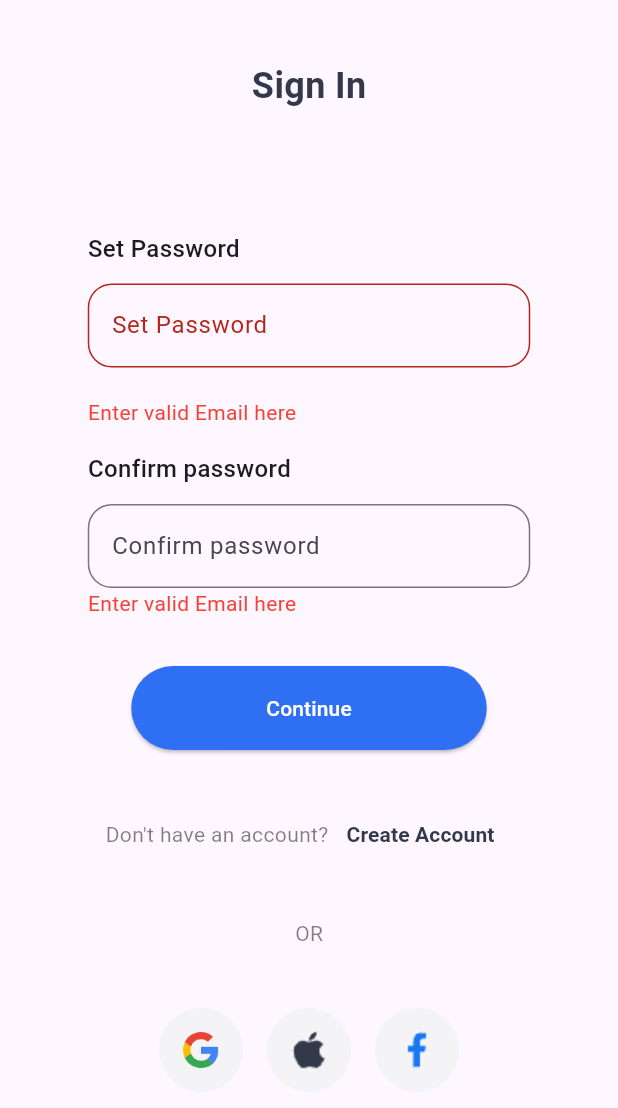
After one commit to Mega0minds/Doctorate, a Flutter app: the ContSignup screen opened directly, after a tap on "Continue", on a phone screen of 412 x 824 dp. The commit adds this screen. Shown: the top 1108 px of the screen. Run offline on Flutter 3.47's test engine with Material 3 defaults, Android fonts, the phone set to English and light mode, and no system bars.

Commit message:
added the contiunation of Sign Up

```diff
--- /dev/null
+++ b/docrate/lib/cont_signup.dart
@@ -0,0 +1,261 @@
+import 'package:docrate/signup.dart';
+import 'package:docrate/utilities/resource.dart';
+import 'package:flutter/material.dart';
+
+class ContSignup extends StatefulWidget {
+  const ContSignup({super.key});
+
+  @override
+  State<ContSignup> createState() => _ContSignupState();
+}
+
+class _ContSignupState extends State<ContSignup> {
+  final _emailController = TextEditingController();
+  final _formKey = GlobalKey<FormState>();
+  bool _showError = false;
+
+  @override
+  void dispose() {
+    _emailController.dispose();
+    super.dispose();
+  }
+
+  @override
+  Widget build(BuildContext context) {
+    return SafeArea(
+        child: Scaffold(
+      body: SingleChildScrollView(
+        child: Column(
+          children: [
+            const SizedBox(
+              height: 40,
+            ),
+            const Text(
+              "Sign In",
+              style: TextStyle(
+                color: AppColor.black,
+                fontWeight: AppWeight.mainweight,
+                fontSize: 24,
+              ),
+            ),
+            const SizedBox(
+              height: 80,
+            ),
+            Center(
+              child: Column(
+                crossAxisAlignment: CrossAxisAlignment.center,
+                children: [
+                  Container(
+                    width: 327,
+                    padding: const EdgeInsets.symmetric(horizontal: 16),
+                    child: Column(
+                      crossAxisAlignment: CrossAxisAlignment.start,
+                      children: [
+                        Form(
+                          key: _formKey,
+                          child: Column(
+                            crossAxisAlignment: CrossAxisAlignment.start,
+                            children: [
+                              const Text(
+                                "Set Password",
+                                style: TextStyle(
+                                  fontSize: 16,
+                                  fontWeight: AppWeight.signPage,
+                                ),
+                              ),
+                              const SizedBox(
+                                height: 12,
+                              ),
+                              TextFormField(
+                                controller: _emailController,
+                                decoration: const InputDecoration(
+                                  labelText: "Set Password",
+                                  border: OutlineInputBorder(
+                                    borderSide: BorderSide(width: 1),
+                                    borderRadius: BorderRadius.all(
+                                      Radius.circular(16),
+                                    ),
+                                  ),
+                                ),
+                                validator: (value) {
+                                  if (value!.isNotEmpty &&
+                                      value.contains('@')) {
+                                    setState(() {
+                                      _showError = false;
+                                    });
+                                    return null;
+                                  } else {
+                                    setState(() {
+                                      _showError = true;
+                                    });
+                                    return "";
+                                  }
+                                },
+                              ),
+                              if (_showError)
+                                const Text(
+                                  'Enter valid Email here',
+                                  style: TextStyle(color: Colors.red),
+                                ),
+                                const SizedBox(
+                                  height: 16,
+                                ),
+                                const Text(
+                                "Confirm password",
+                                style: TextStyle(
+                                  fontSize: 16,
+                                  fontWeight: AppWeight.signPage,
+                                ),
+                              ),
+                              const SizedBox(
+                                height: 12,
+                              ),
+                              TextFormField(
+                                controller: _emailController,
+                                decoration: const InputDecoration(
+                                  labelText: "Confirm password",
+                                  border: OutlineInputBorder(
+                                    borderSide: BorderSide(width: 1),
+                                    borderRadius: BorderRadius.all(
+                                      Radius.circular(16),
+                                    ),
+                                  ),
+                                ),
+                                validator: (value) {
+                                  if (value!.isNotEmpty &&
+                                      value.contains('@')) {
+                                    setState(() {
+                                      _showError = false;
+                                    });
+                                    return null;
+                                  } else {
+                                    setState(() {
+                                      _showError = true;
+                                    });
+                                    return "";
+                                  }
+                                },
+                              ),
+                              if (_showError)
+                                const Text(
+                                  'Enter valid Email here',
+                                  style: TextStyle(color: Colors.red),
+                                ),
+                            ],
+                          ),
+                        ),
+                      ],
+                    ),
+                  ),
+                  const SizedBox(
+                    height: 32,
+                  ),
+                ],
+              ),
+            ),
+            Container(
+              alignment: Alignment.center,
+              child: ElevatedButton(
+                onPressed: () {
+                  setState(() {
+                    if (_formKey.currentState!.validate()) {
+                      Navigator.push(
+                        context,
+                        MaterialPageRoute(
+                          builder: (context) => const ContSignup(),
+                        ),
+                      );
+                    }
+                  });
+                },
+                style: ElevatedButton.styleFrom(
+                  fixedSize: const Size(237, 56),
+                  backgroundColor: AppColor.primary,
+                ),
+                child: const Text(
+                  "Continue",
+                  style: TextStyle(color: AppColor.white),
+                ),
+              ),
+            ),
+            const SizedBox(
+              height: 32,
+            ),
+            Row(
+              mainAxisAlignment: MainAxisAlignment.center,
+              children: [
+                const Text(
+                  "Don't have an account?",
+                  style: TextStyle(
+                    fontSize: 14,
+                    fontWeight: AppWeight.createAccount,
+                    color: AppColor.opacityBlack,
+                  ),
+                ),
+                TextButton(
+                  onPressed: () {
+                    Navigator.push(
+                      context,
+                      MaterialPageRoute(
+                        builder: (context) => const Signup(),
+                      ),
+                    );
+                  },
+                  child: const Text(
+                    "Create Account",
+                    style: TextStyle(
+                      fontSize: 14,
+                      fontWeight: AppWeight.secondCreate,
+                      color: AppColor.black,
+                    ),
+                  ),
+                ),
+              ],
+            ),
+            const SizedBox(
+              height: 32,
+            ),
+            const Text(
+              "OR",
+              style: TextStyle(
+                color: AppColor.opacityBlack,
+              ),
+            ),
+            const SizedBox(
+              height: 32,
+            ),
+            Row(
+              mainAxisAlignment: MainAxisAlignment.center,
+              children: [
+                IconButton(
+                  onPressed: () {},
+                  icon: Image.asset(
+                    'assets/img/Google.png',
+                    width: 56,
+                    height: 56,
+                  ),
+                ),
+                IconButton(
+                  onPressed: () {},
+                  icon: Image.asset(
+                    'assets/img/Apple.png',
+                    width: 56,
+                    height: 56,
+                  ),
+                ),
+                IconButton(
+                  onPressed: () {},
+                  icon: Image.asset(
+                    'assets/img/Facebook.png',
+                    width: 56,
+                    height: 56,
+                  ),
+                ),
+              ],
+            ),
+          ],
+        ),
+      ),
+    ));
+  }
+}
--- a/docrate/lib/signup.dart
+++ b/docrate/lib/signup.dart
@@ -1,3 +1,4 @@
+import 'package:docrate/cont_signup.dart';
 import 'package:docrate/login.dart';
 import 'package:docrate/utilities/resource.dart';
 import 'package:flutter/material.dart';
@@ -54,6 +55,9 @@ class _SignupState extends State<Signup> {
                               fontSize: 16,
                             ),
                           ),
+                          const SizedBox(
+                            height: 12,
+                          ),
                           TextFormField(
                             decoration: const InputDecoration(
                               labelText: "Enter Full Name",
@@ -92,6 +96,9 @@ class _SignupState extends State<Signup> {
                               fontWeight: AppWeight.signPage,
                               fontSize: 16,
                             ),
+                          ),
+                          const SizedBox(
+                            height: 12,
                           ),
                           TextFormField(
                             decoration: const InputDecoration(
@@ -137,7 +144,7 @@ class _SignupState extends State<Signup> {
                                     Navigator.push(
                                       context,
                                       MaterialPageRoute(
-                                        builder: (context) => const LogIn(),
+                                        builder: (context) => const ContSignup(),
                                       ),
                                     );
                                   }
@@ -172,7 +179,7 @@ class _SignupState extends State<Signup> {
                                   Navigator.push(
                                     context,
                                     MaterialPageRoute(
-                                      builder: (context) => const Signup(),
+                                      builder: (context) => const LogIn(),
                                     ),
                                   );
                                 },
```
